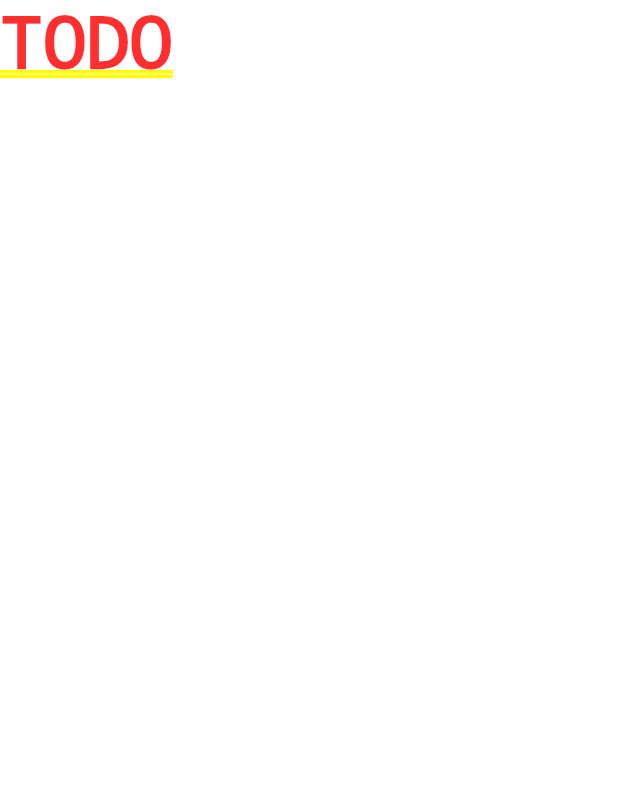
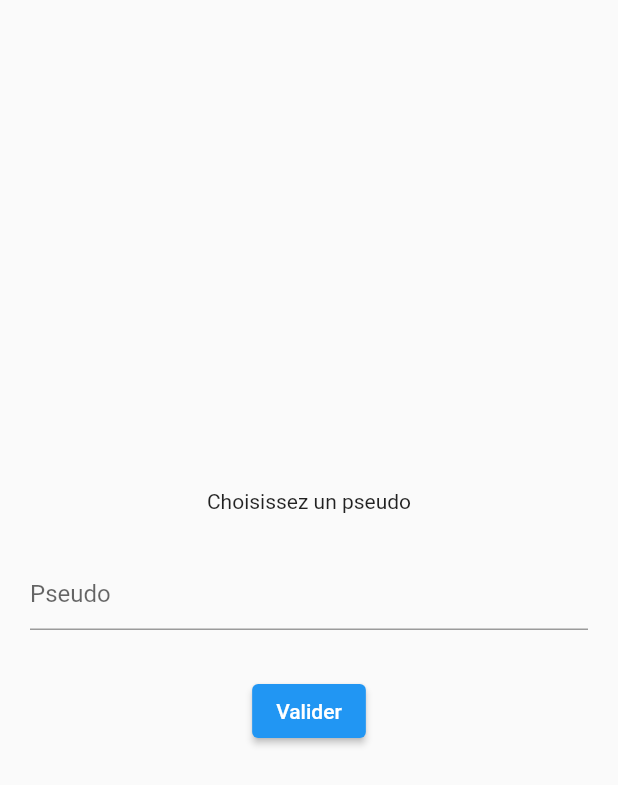
Before and after one commit to Nico04/pasteque_match, a Flutter app: the screen it shows after launch, on a phone screen of 412 x 824 dp. Shown: the top 785 px of the screen. Run offline on Flutter 3.47's test engine with Material 2 defaults, Android fonts, the phone set to English and light mode, and no system bars; our stand-ins replace firebase_core, firebase_crashlytics, flash; accounts and stored records are empty.

Commit message:
new AppResources

```diff
--- a/lib/pages/register.page.dart
+++ b/lib/pages/register.page.dart
@@ -1,10 +1,36 @@
 import 'package:flutter/material.dart';
+import 'package:pasteque_match/resources/_resources.dart';
 
 class RegisterPage extends StatelessWidget {
   const RegisterPage({Key? key}) : super(key: key);
 
   @override
   Widget build(BuildContext context) {
-    return Text('TODO');
+    return Scaffold(
+      body: SafeArea(
+        child: Padding(
+          padding: AppResources.paddingPage,
+          child: Column(
+            mainAxisAlignment: MainAxisAlignment.center,
+            children: [
+
+              Text('Choisissez un pseudo'),
+              AppResources.spacerExtraLarge,
+              TextFormField(
+                decoration: InputDecoration(
+                  hintText: 'Pseudo',
+                ),
+              ),
+              AppResources.spacerExtraLarge,
+              ElevatedButton(
+                onPressed: () {},
+                child: Text('Valider'),
+              ),
+
+            ],
+          ),
+        ),
+      ),
+    );
   }
 }
--- /dev/null
+++ b/lib/resources/_resources.dart
@@ -0,0 +1 @@
+export 'resources.dart';
--- /dev/null
+++ b/lib/resources/resources.dart
@@ -0,0 +1,25 @@
+import 'package:flutter/material.dart';
+
+class AppResources {
+  // Padding
+  static const paddingPage = EdgeInsets.all(20);
+  static const paddingContent = EdgeInsets.all(10);
+
+  // Spacer
+  static const spacerTiny = SizedBox(width: 5, height: 5);
+  static const spacerSmall = SizedBox(width: 10, height: 10);
+  static const spacerMedium = SizedBox(width: 15, height: 15);
+  static const spacerLarge = SizedBox(width: 20, height: 20);
+  static const spacerExtraLarge = SizedBox(width: 30, height: 30);
+  static const spacerHuge = SizedBox(width: 45, height: 45);
+
+  // Duration
+  static const durationAnimationMedium = Duration(milliseconds: 250);
+  static const durationAnimationShort = Duration(milliseconds: 100);
+
+  // Validator
+  static String? validatorNotEmpty(String? value) => value?.isNotEmpty != true ? textFormMandatory : null;
+
+  // String
+  static const textFormMandatory = 'Obligatoire';
+}
--- a/pubspec.yaml
+++ b/pubspec.yaml
@@ -23,7 +23,7 @@ dependencies:
   connectivity_plus: ^2.3.6
   firebase_core: ^1.20.0
   firebase_crashlytics: ^2.8.6
-  cloud_firestore: ^3.4.0
+  cloud_firestore: ^3.4.3
 
   # Device
   shared_preferences: ^2.0.15
```
Also changed, not shown: pubspec.lock.
